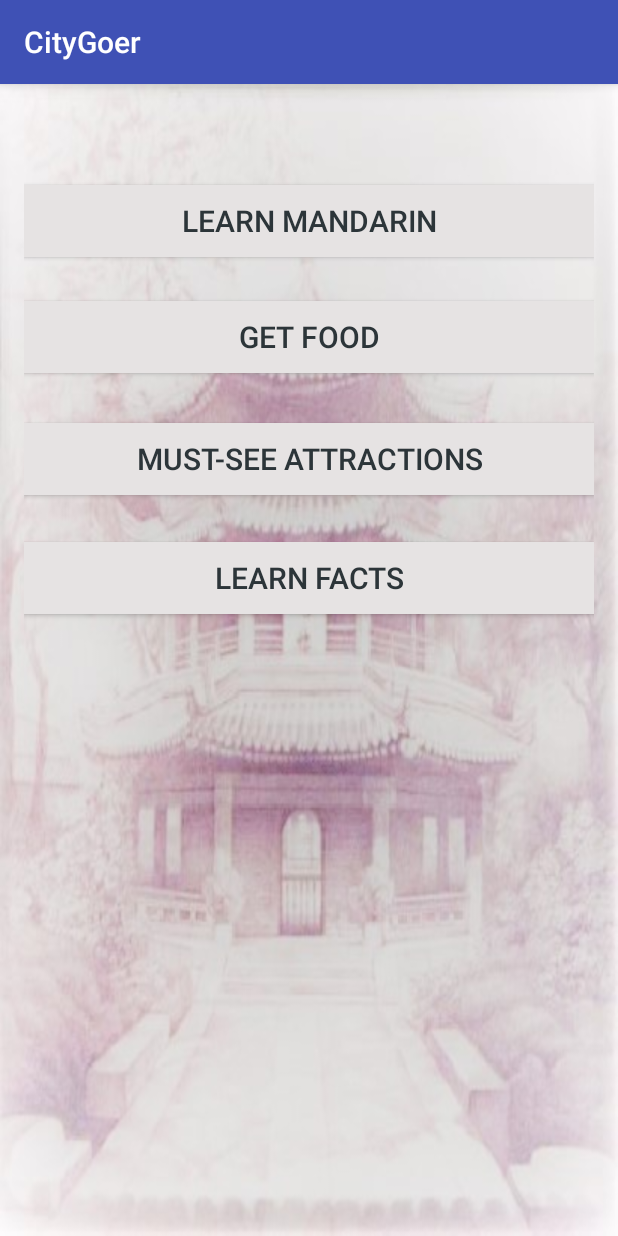
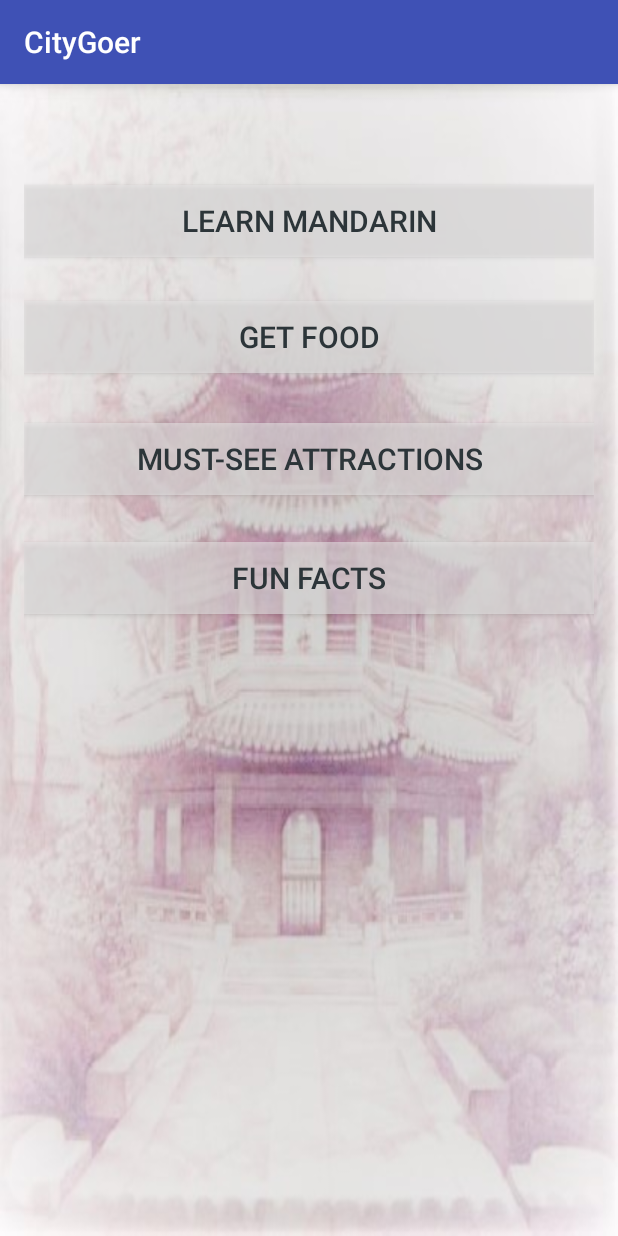
Before and after one commit to paceuniversity/CS3892017team1, an Android app: the screen it shows after launch (MainActivity), on a phone screen of 412 x 824 dp. Run offline under Robolectric (Android 15) with nearby library versions, the phone set to English and light mode, and no system bars.

Commit message:
added transparency to the buttons on the main screen

```diff
--- a/app/src/main/res/layout/activity_main.xml
+++ b/app/src/main/res/layout/activity_main.xml
@@ -19,7 +19,7 @@
         android:layout_height="wrap_content"
         android:layout_centerHorizontal="true"
         android:layout_marginTop="51dp"
-        android:background="#E6E3E3"
+        android:background="#95E6E3E3"
         android:onClick="phraseSelection"
         android:text="Learn Mandarin"
         android:textColor="#2C3539"
@@ -33,7 +33,7 @@
         android:layout_below="@+id/phrases"
         android:layout_centerHorizontal="true"
         android:layout_marginTop="29dp"
-        android:background="#E6E3E3"
+        android:background="#95E6E3E3"
         android:onClick="foodSelection"
         android:text="Get Food"
         android:textColor="#2C3539"
@@ -47,7 +47,7 @@
         android:layout_below="@+id/foods"
         android:layout_centerHorizontal="true"
         android:layout_marginTop="33dp"
-        android:background="#E6E3E3"
+        android:background="#95E6E3E3"
         android:onClick="attractionSelection"
         android:text="Must-see Attractions"
         android:textColor="#2C3539"
@@ -61,9 +61,9 @@
         android:layout_below="@+id/attractions"
         android:layout_centerHorizontal="true"
         android:layout_marginTop="31dp"
-        android:background="#E6E3E3"
+        android:background="#95E6E3E3"
         android:onClick="factsSelection"
-        android:text="Learn Facts"
+        android:text="Fun Facts"
         android:textColor="#2C3539"
         android:textSize="20dp" />
 
```
Also changed, not shown: 3 other files.
